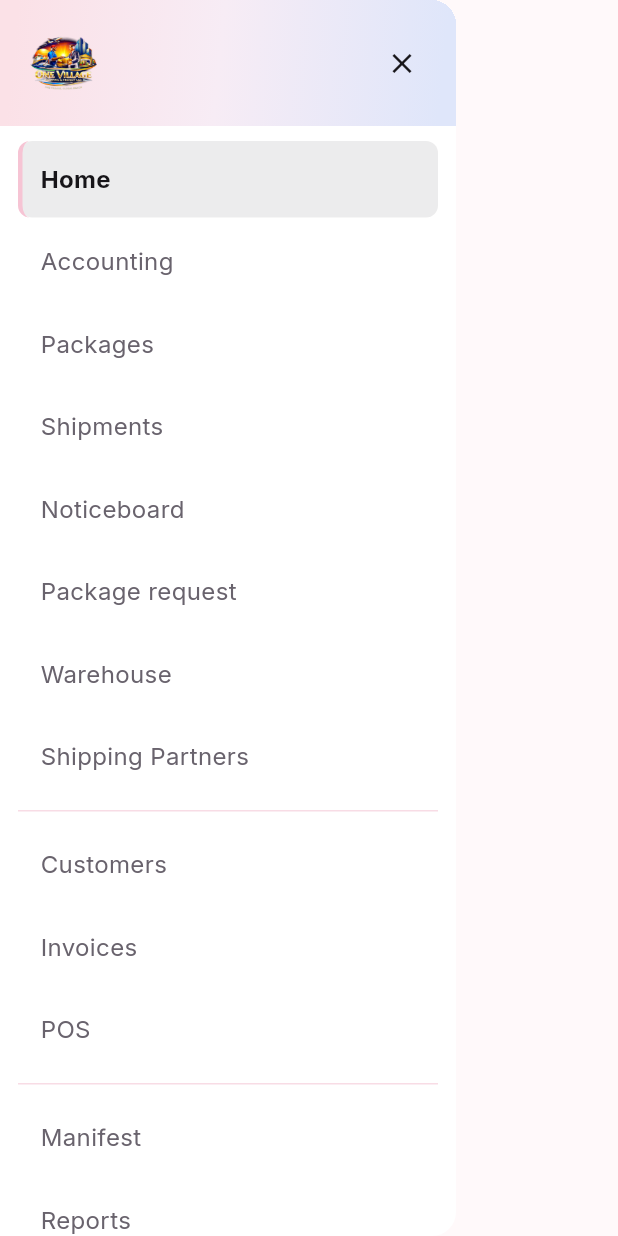
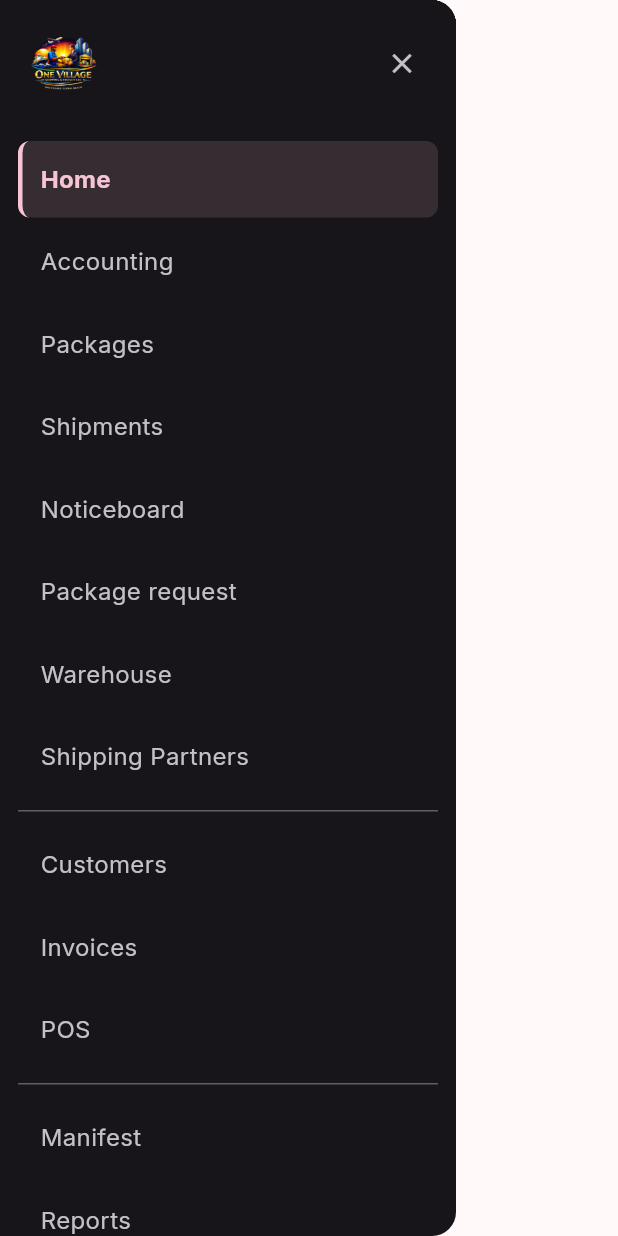
Before and after one commit to aplusdocs1-eng/shipping, a Flutter app: the AppNavDrawer widget shown alone on an empty page, opened directly with empty values, on a phone screen of 412 x 824 dp. Run offline on Flutter 3.47's test engine with Material 3 defaults, Android fonts, the phone set to English and light mode, and no system bars; our stand-ins replace csv, fl_chart, google_fonts, pdf, printing, shared_preferences and 1 more; missing offline and left inert: barcode, dart:html; accounts and stored records are empty.

Commit message:
Darken the admin sidebar with the Blush + Lavender palette
The sidebar nav (AppNavDrawer) was plain white below its gradient logo
header -- the only surface in the re-themed admin UI still untouched
by the Soft Blush + Lavender Luxury palette. Per request, gave it a
deliberately darker treatment from the same palette rather than the
pale pastel wash used on the dashboard background, so it reads as a
grounded editorial panel instead of a blank strip next to it:

- sidebarBg: white -> softBlack (#171519, already the palette's own
  darkest named color).
- sidebarActive: softBlack -> blushPink -- the one accent color against
  the dark panel (selected item's left bar, tinted background, and
  bold text; hover glow; wordmark fallback).
- sidebarText: mutedGrayText -> a new muted warm-lavender-gray
  (#C5BFC7) legible on the dark background for unselected items and
  the close icon.
- Divider between nav groups keeps the palette's paleRose but at 35%
  opacity, so it reads as a soft hairline rather than a bright bar on
  black.
- drawerTheme.backgroundColor now follows sidebarBg instead of a
  separate hardcoded Colors.white, so there's no mismatched flash.

_DrawerTile previously borrowed the *global* AppTheme.primary (soft
black) for its selected/hover states -- fine on the old white sidebar,
invisible against the new dark one. Switched it to the new
sidebar-specific tokens instead of touching AppTheme.primary itself,
which drives selection/CTAs across the rest of the app and must stay
as-is. Confirmed via grep that sidebarBg/sidebarText/sidebarActive are
referenced nowhere outside sidebar.dart, so this is fully scoped to
the sidebar.

Verified live: active-item highlighting still tracks navigation
correctly (blush accent bar + tinted row + bold blush text) against
the dark panel, inactive items and the close icon stay legible, and
the logo/header sit seamlessly on the same dark surface.

Co-Authored-By: Claude Sonnet 5 <noreply@anthropic.com>

```diff
--- a/lib/theme/app_theme.dart
+++ b/lib/theme/app_theme.dart
@@ -43,9 +43,15 @@ class AppTheme {
   static const Color textPrimary = softBlack;
   static const Color textSecondary = mutedGrayText;
   static const Color border = paleRose;
-  static const Color sidebarBg = Color(0xFFFFFFFF);
-  static const Color sidebarText = mutedGrayText;
-  static const Color sidebarActive = softBlack;
+  // The sidebar deliberately breaks from the light surface/card tokens
+  // above: a solid soft-black panel (the darkest tone the given palette
+  // already names) with blush pink as its one accent color, so the nav
+  // reads as a grounded, high-end editorial panel next to the pale
+  // blush/lavender content area instead of blending into it as a plain
+  // white strip.
+  static const Color sidebarBg = softBlack;
+  static const Color sidebarText = Color(0xFFC5BFC7); // muted warm-lavender-gray, legible on sidebarBg
+  static const Color sidebarActive = blushPink; // selected item + accent color on the dark sidebar
   static const Color topBarBg = Color(0xFFFFFFFF);
 
   // Logo URL for network image
@@ -109,7 +115,7 @@ class AppTheme {
         ),
       ),
       drawerTheme: const DrawerThemeData(
-        backgroundColor: Colors.white,
+        backgroundColor: sidebarBg,
         surfaceTintColor: Colors.transparent,
       ),
     );
--- a/lib/widgets/sidebar.dart
+++ b/lib/widgets/sidebar.dart
@@ -38,14 +38,14 @@ class AppNavDrawer extends StatelessWidget {
         child: Column(
           crossAxisAlignment: CrossAxisAlignment.start,
           children: [
-            // Logo header — the palette's signature soft blush/lavender
-            // gradient, matching the identity banner atop the app bar, so
-            // the sidebar reads as part of the same brand surface rather
-            // than a plain white panel bolted on beside it.
+            // Logo header — solid sidebarBg, seamless with the nav body
+            // below it. The wordmark fallback picks up the blush accent
+            // color so the brand mark still reads as a warm highlight
+            // against the dark panel.
             Container(
               width: double.infinity,
               padding: const EdgeInsets.fromLTRB(20, 18, 12, 18),
-              decoration: const BoxDecoration(gradient: AppTheme.heroGradient),
+              decoration: const BoxDecoration(color: AppTheme.sidebarBg),
               child: Row(
                 children: [
                   Image.asset(
@@ -57,7 +57,7 @@ class AppNavDrawer extends StatelessWidget {
                         style: TextStyle(
                           fontSize: 20,
                           fontWeight: FontWeight.w900,
-                          color: AppTheme.textPrimary,
+                          color: AppTheme.sidebarActive,
                         ),
                       );
                     },
@@ -65,7 +65,7 @@ class AppNavDrawer extends StatelessWidget {
                   const Spacer(),
                   IconButton(
                     onPressed: () => Navigator.of(context).pop(),
-                    icon: const Icon(Icons.close, size: 22, color: AppTheme.textPrimary),
+                    icon: const Icon(Icons.close, size: 22, color: AppTheme.sidebarText),
                   ),
                 ],
               ),
@@ -148,9 +148,12 @@ class AppNavDrawer extends StatelessWidget {
                       Navigator.of(context).pop();
                     },
                   ),
-                  const Padding(
-                    padding: EdgeInsets.symmetric(vertical: 8),
-                    child: Divider(color: AppTheme.border, height: 1),
+                  Padding(
+                    padding: const EdgeInsets.symmetric(vertical: 8),
+                    child: Divider(
+                      color: AppTheme.border.withValues(alpha: 0.35),
+                      height: 1,
+                    ),
                   ),
                   _DrawerTile(
                     label: 'Customers',
@@ -179,9 +182,12 @@ class AppNavDrawer extends StatelessWidget {
                       Navigator.of(context).pop();
                     },
                   ),
-                  const Padding(
-                    padding: EdgeInsets.symmetric(vertical: 8),
-                    child: Divider(color: AppTheme.border, height: 1),
+                  Padding(
+                    padding: const EdgeInsets.symmetric(vertical: 8),
+                    child: Divider(
+                      color: AppTheme.border.withValues(alpha: 0.35),
+                      height: 1,
+                    ),
                   ),
                   _DrawerTile(
                     label: 'Manifest',
@@ -269,13 +275,18 @@ class _DrawerTile extends StatelessWidget {
         color: Colors.transparent,
         child: InkWell(
           borderRadius: BorderRadius.circular(8),
-          hoverColor: AppTheme.primary.withValues(alpha: 0.04),
+          // Sidebar-local accent (blush pink on the dark panel) rather
+          // than the global AppTheme.primary (soft black) used for
+          // selection everywhere else — primary would be invisible here.
+          hoverColor: AppTheme.sidebarActive.withValues(alpha: 0.06),
           onTap: () => onTap(index),
           child: AnimatedContainer(
             duration: const Duration(milliseconds: 150),
             padding: const EdgeInsets.symmetric(horizontal: 12, vertical: 14),
             decoration: BoxDecoration(
-              color: isSelected ? AppTheme.primary.withValues(alpha: 0.08) : Colors.transparent,
+              color: isSelected
+                  ? AppTheme.sidebarActive.withValues(alpha: 0.14)
+                  : Colors.transparent,
               borderRadius: BorderRadius.circular(8),
               border: Border(
                 left: BorderSide(
@@ -289,7 +300,7 @@ class _DrawerTile extends StatelessWidget {
               style: TextStyle(
                 fontSize: 16,
                 fontWeight: isSelected ? FontWeight.w700 : FontWeight.w400,
-                color: isSelected ? AppTheme.primary : AppTheme.sidebarText,
+                color: isSelected ? AppTheme.sidebarActive : AppTheme.sidebarText,
               ),
             ),
           ),
```
